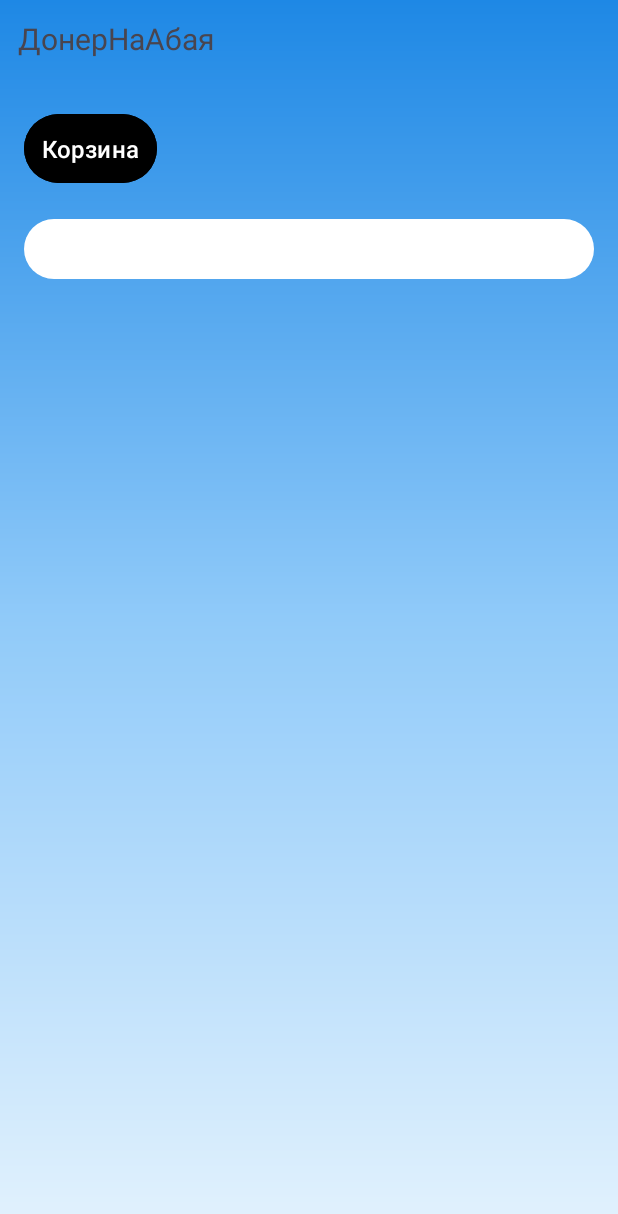
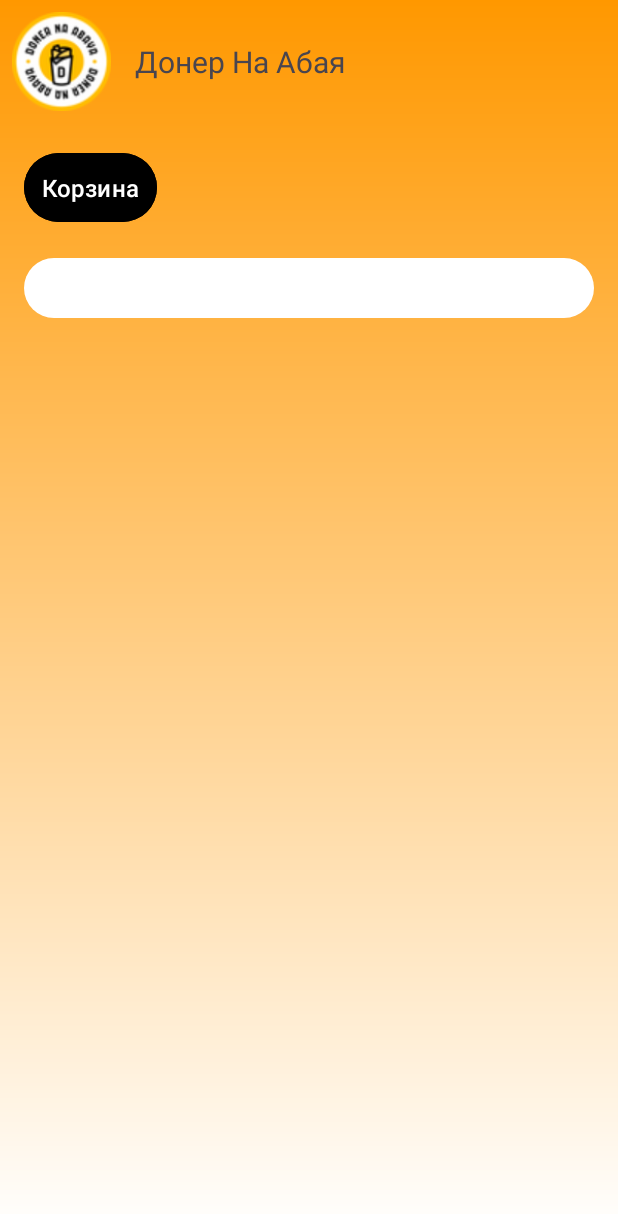
Before and after one commit to itzHiti/FinalAndroid2025, an Android app: the screen it shows after launch (MainActivity), on a phone screen of 412 x 824 dp. Shown: the top 1214 px of the screen. Run offline under Robolectric (Android 15) with nearby library versions, the phone set to English and light mode, and no system bars.

Commit message:
add Logo add image doner and change background

```diff
--- a/app/src/main/res/drawable/bg_doner.xml
+++ b/app/src/main/res/drawable/bg_doner.xml
@@ -4,9 +4,8 @@
 
     <!-- Градиент в “донерных” цветах -->
     <gradient
-        android:startColor="#E3F2FD"
-        android:centerColor="#90CAF9"
-        android:endColor="#1E88E5"
+        android:startColor="#FFFFFF "
+        android:endColor="#FF9800"
         android:angle="90" />
 </shape>
 
@@ -14,3 +13,8 @@
 <!--    android:startColor="#FF9800"-->
 <!--    android:centerColor="#FF5722"-->
 <!--    android:endColor="#F44336"-->
+
+
+<!--    android:startColor="#E3F2FD"-->
+<!--    android:centerColor="#90CAF9"-->
+<!--    android:endColor="#1E88E5"-->
--- a/app/src/main/res/layout/activity_item_detail.xml
+++ b/app/src/main/res/layout/activity_item_detail.xml
@@ -3,7 +3,6 @@
     xmlns:android="http://schemas.android.com/apk/res/android"
     xmlns:card_view="http://schemas.android.com/apk/res-auto"
     xmlns:app="http://schemas.android.com/apk/res-auto"
-    android:background="#F5F5F5"
     android:layout_width="match_parent"
     android:layout_height="wrap_content"
     android:layout_margin="12dp"
@@ -25,7 +24,8 @@
                 android:id="@+id/productIm"
                 android:layout_width="match_parent"
                 android:layout_height="match_parent"
-                android:scaleType="centerCrop" />
+                android:scaleType="centerCrop"
+                android:src="@drawable/doner" />
 
             <ImageButton
                 android:id="@+id/btnClose"
--- a/app/src/main/res/layout/activity_main.xml
+++ b/app/src/main/res/layout/activity_main.xml
@@ -1,8 +1,10 @@
 <?xml version="1.0" encoding="utf-8"?>
 <androidx.fragment.app.FragmentContainerView
+
     xmlns:android="http://schemas.android.com/apk/res/android"
     xmlns:app="http://schemas.android.com/apk/res-auto"
     android:id="@+id/nav_host_fragment"
+    android:background="@drawable/bg_doner"
     android:layout_width="match_parent"
     android:layout_height="match_parent"
     android:name="androidx.navigation.fragment.NavHostFragment"
--- a/app/src/main/res/layout/item_product.xml
+++ b/app/src/main/res/layout/item_product.xml
@@ -18,7 +18,8 @@
             android:id="@+id/itemImage"
             android:layout_width="80dp"
             android:layout_height="80dp"
-            android:scaleType="centerCrop"/>
+            android:scaleType="centerCrop"
+            android:src="@drawable/doner" />
 
         <LinearLayout
             android:orientation="vertical"
--- a/app/src/main/res/layout/toolbar_home.xml
+++ b/app/src/main/res/layout/toolbar_home.xml
@@ -1,15 +1,26 @@
 <?xml version="1.0" encoding="utf-8"?>
 <RelativeLayout
     xmlns:android="http://schemas.android.com/apk/res/android"
-    android:padding="12dp"
+    android:paddingVertical="8dp"
     android:layout_width="match_parent"
-    android:layout_height="56dp">
+    android:layout_height="82dp">
+
+    <ImageView
+        android:id="@+id/ivLogo"
+        android:layout_width="82dp"
+        android:layout_height="82dp"
+
+        android:layout_centerVertical="true"
+        android:src="@drawable/logo_doner" />
 
     <TextView
         android:id="@+id/appTitle"
-        android:text="ДонерНаАбая"
+        android:text="Донер На Абая"
         android:textSize="20sp"
         android:layout_height="wrap_content"
-        android:layout_width="wrap_content"/>
+        android:layout_width="wrap_content"
+        android:layout_toEndOf="@id/ivLogo"
+        android:layout_marginStart="8dp"
+        android:layout_centerVertical="true"/>
 
 </RelativeLayout>
```
Also changed, not shown: app/src/main/res/layout/activity_basket_item.xml (+11 -1 lines), app/src/main/res/drawable/doner.jpg (added), app/src/main/res/drawable/logo_doner.png (added).
